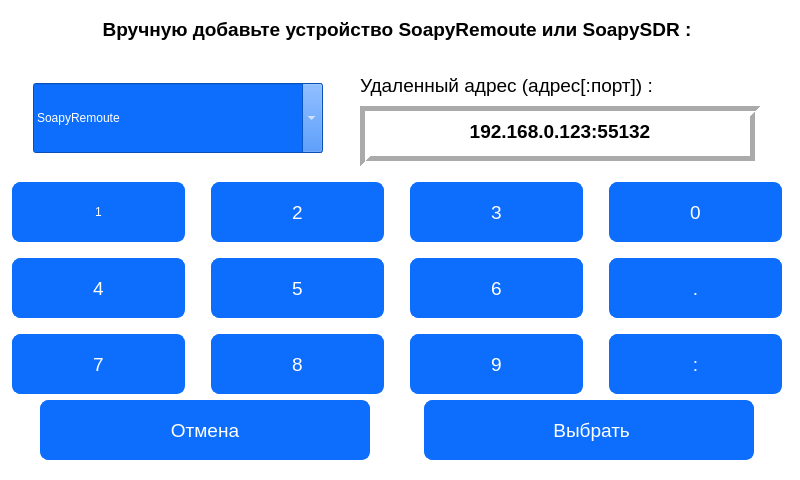
Qt form win_remoute.ui (PloticynaEl/SDR) before a commit.
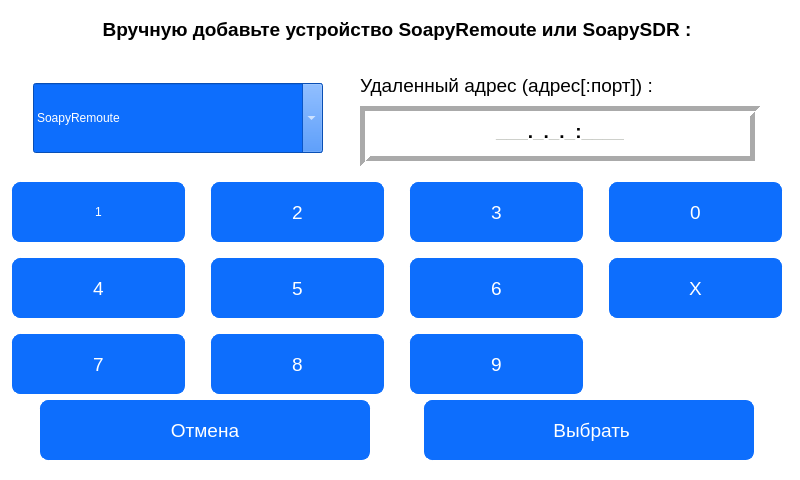
The same form after that commit.

Diff of the .ui file:
```diff
--- a/win_remoute.ui
+++ b/win_remoute.ui
@@ -226,7 +226,7 @@
 &lt;html&gt;&lt;head&gt;&lt;meta name=&quot;qrichtext&quot; content=&quot;1&quot; /&gt;&lt;style type=&quot;text/css&quot;&gt;
 p, li { white-space: pre-wrap; }
 &lt;/style&gt;&lt;/head&gt;&lt;body style=&quot; font-family:'Arial'; font-size:11pt; font-weight:400; font-style:normal;&quot;&gt;
-&lt;p align=&quot;center&quot; style=&quot; margin-top:0px; margin-bottom:0px; margin-left:0px; margin-right:0px; -qt-block-indent:0; text-indent:0px;&quot;&gt;&lt;span style=&quot; font-family:'Ubuntu'; font-size:14pt; font-weight:600;&quot;&gt;192.168.0.123:55132&lt;/span&gt;&lt;/p&gt;&lt;/body&gt;&lt;/html&gt;</string>
+&lt;p align=&quot;center&quot; style=&quot; margin-top:0px; margin-bottom:0px; margin-left:0px; margin-right:0px; -qt-block-indent:0; text-indent:0px;&quot;&gt;&lt;span style=&quot; font-family:'Ubuntu'; font-size:14pt; font-weight:600; color:#babdb6;&quot;&gt;___&lt;/span&gt;&lt;span style=&quot; font-family:'Ubuntu'; font-size:14pt; font-weight:600;&quot;&gt;.&lt;/span&gt;&lt;span style=&quot; font-family:'Ubuntu'; font-size:14pt; font-weight:600; color:#babdb6;&quot;&gt;_&lt;/span&gt;&lt;span style=&quot; font-family:'Ubuntu'; font-size:14pt; font-weight:600;&quot;&gt;.&lt;/span&gt;&lt;span style=&quot; font-family:'Ubuntu'; font-size:14pt; font-weight:600; color:#babdb6;&quot;&gt;_&lt;/span&gt;&lt;span style=&quot; font-family:'Ubuntu'; font-size:14pt; font-weight:600;&quot;&gt;.&lt;/span&gt;&lt;span style=&quot; font-family:'Ubuntu'; font-size:14pt; font-weight:600; color:#babdb6;&quot;&gt;_&lt;/span&gt;&lt;span style=&quot; font-family:'Ubuntu'; font-size:14pt; font-weight:600;&quot;&gt;:&lt;/span&gt;&lt;span style=&quot; font-family:'Ubuntu'; font-size:14pt; font-weight:600; color:#babdb6;&quot;&gt;____&lt;/span&gt;&lt;/p&gt;&lt;/body&gt;&lt;/html&gt;</string>
             </property>
            </widget>
           </item>
@@ -401,32 +401,7 @@
            </font>
           </property>
           <property name="text">
-           <string>.</string>
-          </property>
-         </widget>
-        </item>
-        <item row="3" column="3">
-         <widget class="QPushButton" name="pushButton_ddot">
-          <property name="minimumSize">
-           <size>
-            <width>0</width>
-            <height>70</height>
-           </size>
-          </property>
-          <property name="maximumSize">
-           <size>
-            <width>16777215</width>
-            <height>70</height>
-           </size>
-          </property>
-          <property name="font">
-           <font>
-            <family>Arial</family>
-            <pointsize>14</pointsize>
-           </font>
-          </property>
-          <property name="text">
-           <string>:</string>
+           <string>X</string>
           </property>
          </widget>
         </item>
```
